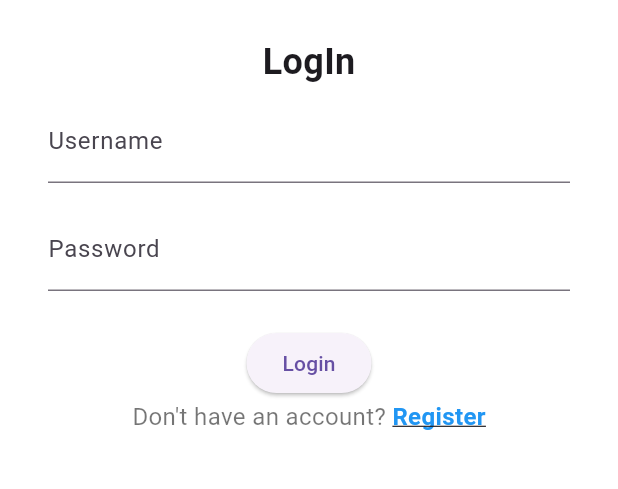
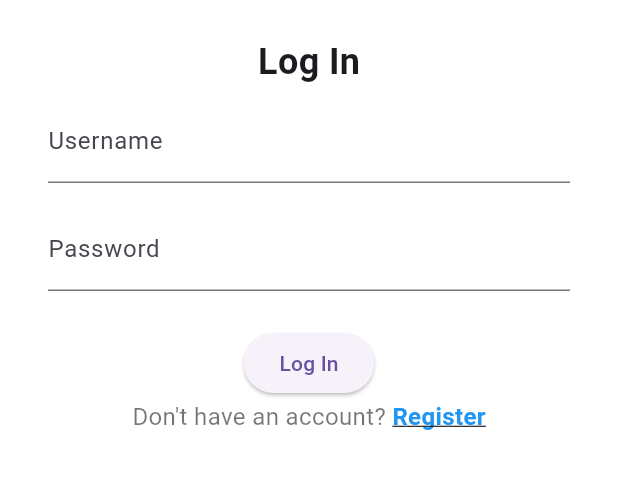
Before and after one commit to Desarrollo-de-Soluciones-IOT-1ASI0572/CodeMinds-Mobile-Application, a Flutter app: the screen it shows after launch, on a phone screen of 412 x 824 dp, the part 249-738 px from its top. Run offline on Flutter 3.47's test engine with Material 3 defaults, Android fonts, the light colour scheme and no system bars.

Commit message:
fix(mobile-application): fix login text

```diff
--- a/lib/screens/login_screen.dart
+++ b/lib/screens/login_screen.dart
@@ -27,7 +27,7 @@ class LoginScreen extends StatelessWidget {
             Padding(
               padding: const EdgeInsets.all(8.0),
               child: Text(
-                'LogIn',
+                'Log In',
                 style: TextStyle(
                   fontSize: 24,
                   fontWeight: FontWeight.bold,
@@ -57,7 +57,7 @@ class LoginScreen extends StatelessWidget {
                         MaterialPageRoute(builder: (context) => HomeScreen()), // Replace with HomeScreen
                       );
                     },
-                    child: Text('Login'),
+                    child: Text('Log In'),
                   ),
                   Text.rich(
                     TextSpan(
```
